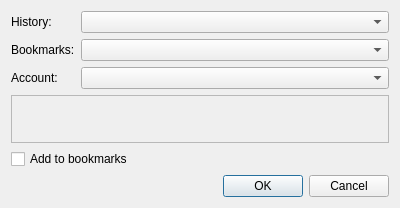
0xd34df00d/leechcraft, file src/plugins/azoth/components/dialogs/joinconferencedialog.ui: the form before one commit.
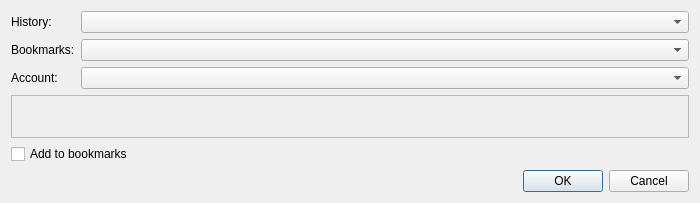
The form after the commit.

Commit message: [Azoth] It's 2026, we can make the join dialog wider

The edit to the form file:
```diff
--- a/src/plugins/azoth/components/dialogs/joinconferencedialog.ui
+++ b/src/plugins/azoth/components/dialogs/joinconferencedialog.ui
@@ -6,8 +6,8 @@
    <rect>
     <x>0</x>
     <y>0</y>
-    <width>400</width>
-    <height>208</height>
+    <width>700</width>
+    <height>203</height>
    </rect>
   </property>
   <property name="windowTitle">
```
Left out of the diff: 18 changed lines with no effect on the pictures.
